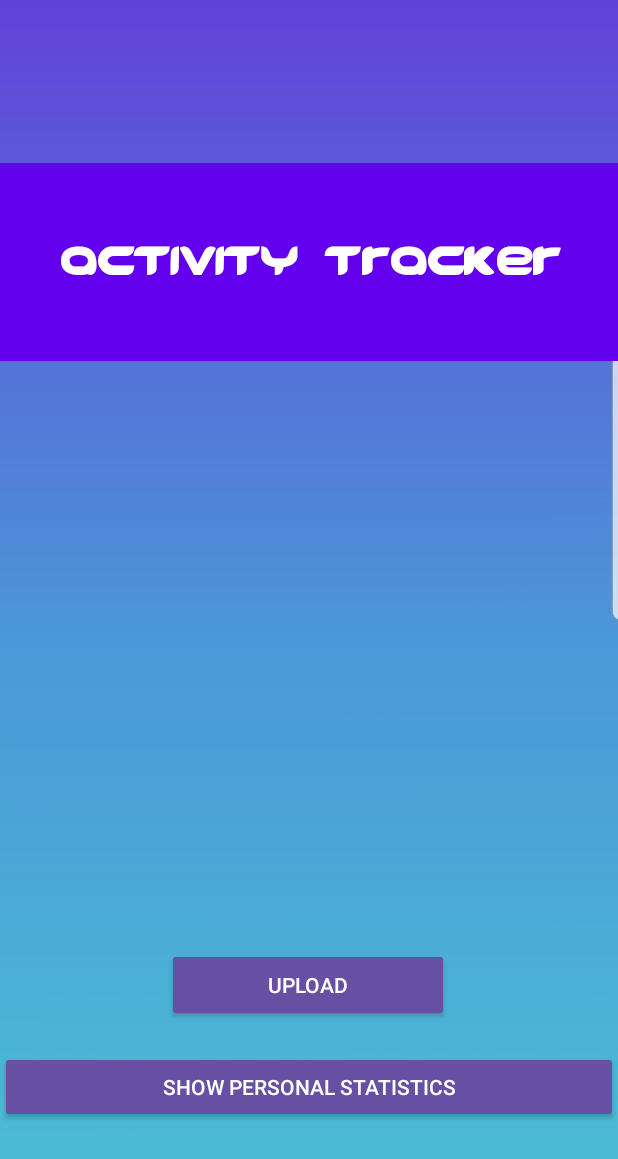
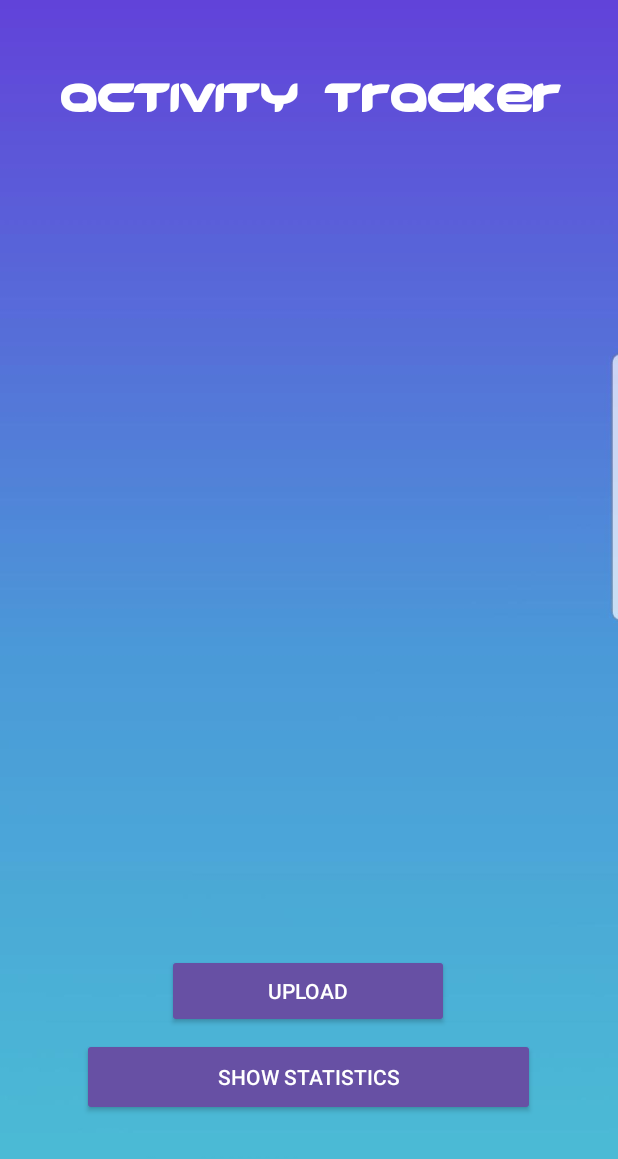
Before and after one commit to GeorgeBilias/GPSTrackingApp, an Android app built with Jetpack Compose: the screen it shows after launch (MainActivity), on a phone screen of 412 x 824 dp. Shown: the top 1159 px of the screen. Run offline under Robolectric (Android 15) with nearby library versions, the phone set to English and light mode, and no system bars.

Commit message:
fixed UI

```diff
--- a/app/src/main/java/com/example/myapplication/MainActivity.java
+++ b/app/src/main/java/com/example/myapplication/MainActivity.java
@@ -36,6 +36,8 @@ public class MainActivity extends AppCompatActivity {
 
     Button button2;
 
+
+
     public static String results;
 
     @Override
@@ -44,6 +46,7 @@ public class MainActivity extends AppCompatActivity {
         setContentView(R.layout.activity_main);
 
         button2 = findViewById(R.id.button2);
+
         final MediaPlayer mp = MediaPlayer.create(this,R.raw.click);
         button2.setOnClickListener(v -> {
             mp.start();
--- a/app/src/main/java/com/example/myapplication/MainActivity2.java
+++ b/app/src/main/java/com/example/myapplication/MainActivity2.java
@@ -18,6 +18,7 @@ public class MainActivity2 extends Activity {
         super.onCreate(savedInstanceState);
         setContentView(R.layout.activity_main2);
 
+
         button3 = findViewById(R.id.button3);
         final MediaPlayer mp = MediaPlayer.create(this,R.raw.click);
         textViewRouteStats = findViewById(R.id.textViewRouteStats); // Replace with the actual id of your TextView
@@ -37,4 +38,5 @@ public class MainActivity2 extends Activity {
         // Set the route_stats_string as the text for the TextView
         textViewRouteStats.setText(routeStats);
     }
+
 }
--- a/app/src/main/res/layout/activity_main.xml
+++ b/app/src/main/res/layout/activity_main.xml
@@ -9,36 +9,34 @@
     tools:context=".MainActivity">
 
 
-
     <TextView
         android:id="@+id/label"
         android:layout_width="match_parent"
         android:layout_height="132dp"
-        android:textSize="35sp"
         android:fontFamily="@font/font"
         android:gravity="center"
+        android:textColor="@color/white"
+        android:textSize="35sp"
         android:textStyle="bold"
-        android:textColor="@color/white"
-        android:background="@color/design_default_color_primary"
         app:layout_constraintBottom_toBottomOf="parent"
         app:layout_constraintEnd_toEndOf="parent"
-        app:layout_constraintHorizontal_bias="0.492"
+        app:layout_constraintHorizontal_bias="1.0"
         app:layout_constraintStart_toStartOf="parent"
         app:layout_constraintTop_toTopOf="parent"
-        app:layout_constraintVertical_bias="0.157" />
+        app:layout_constraintVertical_bias="0.0" />
 
     <Button
         android:id="@+id/button2"
         style="@style/Widget.AppCompat.Button.Small"
-        android:layout_width="match_parent"
-        android:layout_height="wrap_content"
-        android:text="Show Personal Statistics"
+        android:layout_width="302dp"
+        android:layout_height="52dp"
+        android:text="Show Statistics"
         app:layout_constraintBottom_toBottomOf="parent"
         app:layout_constraintEnd_toEndOf="parent"
-        app:layout_constraintHorizontal_bias="0.0"
+        app:layout_constraintHorizontal_bias="0.495"
         app:layout_constraintStart_toStartOf="parent"
         app:layout_constraintTop_toTopOf="parent"
-        app:layout_constraintVertical_bias="0.903" />
+        app:layout_constraintVertical_bias="0.896" />
 
     <Button
         android:id="@+id/menuButton"
@@ -51,7 +49,7 @@
         app:layout_constraintHorizontal_bias="0.497"
         app:layout_constraintStart_toStartOf="parent"
         app:layout_constraintTop_toTopOf="parent"
-        app:layout_constraintVertical_bias="0.816" />
+        app:layout_constraintVertical_bias="0.821" />
 
 
 </androidx.constraintlayout.widget.ConstraintLayout>
```
Also changed, not shown: app/src/main/java/com/example/myapplication/MyThread.java (+29 -9 lines), app/src/main/res/layout/activity_main2.xml (+23 -0 lines), app/src/main/res/layout/activity_main3.xml (+21 -0 lines), app/src/main/res/font/font2.ttf (added).
